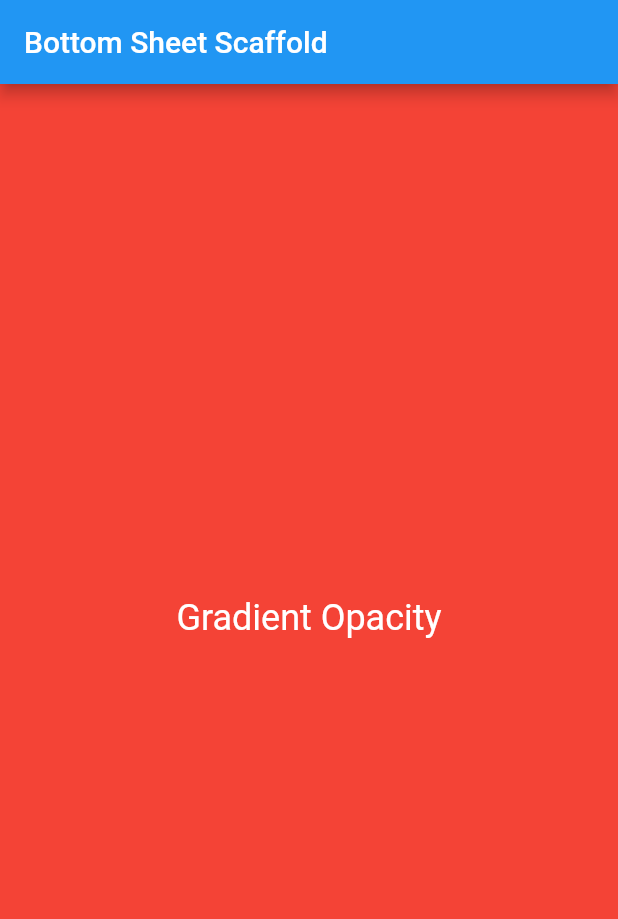
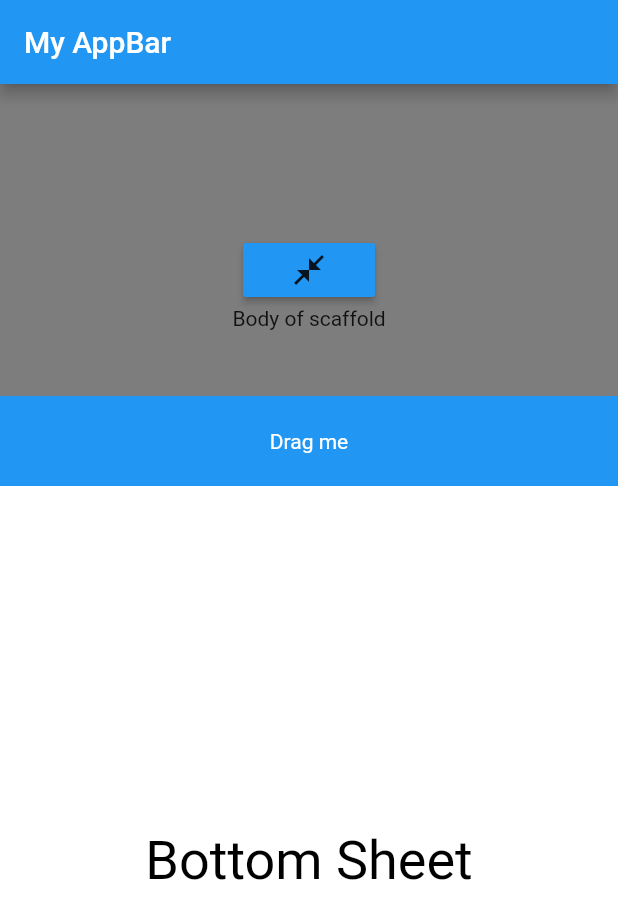
Before and after one commit to FlutterWay/bottom_sheet_scaffold, a Flutter app: the screen it shows after launch, after a tap on the "open in browser" icon, on a phone screen of 412 x 824 dp. Shown: the top 919 px of the screen. Run offline on Flutter 3.47's test engine with Material 2 defaults, Android fonts, the phone set to English and light mode, and no system bars; our stand-ins replace get.

Commit message:
First commit

```diff
--- a/example/lib/main.dart
+++ b/example/lib/main.dart
@@ -32,25 +32,26 @@ class _MyHomePageState extends State<MyHomePage> {
   @override
   Widget build(BuildContext context) {
     return BottomSheetScaffold(
-      draggableBody: true,
-      backgroundColor: Colors.white,
-
       bottomSheet: DraggableBottomSheet(
-        draggableBody: true,
-        gradientOpacity: true,
-        maxHeight: MediaQuery.of(context).size.height,
-        body: Container(
-          height: MediaQuery.of(context).size.height,
-          color: Colors.red,
+        body: const Center(
+            child: Text(
+          "Bottom Sheet",
+          style: TextStyle(fontSize: 36, color: Colors.black),
+        )),
+        header: Container(
+          height: 60,
+          color: Colors.blue,
           child: const Center(
               child: Text(
-            'Gradient Opacity',
-            style: TextStyle(fontSize: 24, color: Colors.white),
+            "Drag me",
+            style: TextStyle(color: Colors.white),
           )),
         ),
       ),
       appBar: AppBar(
-        title: const Text("Bottom Sheet Scaffold"),
+        title: const Text(
+          "My AppBar",
+        ),
       ),
       body: Center(
         child: Column(
@@ -78,7 +79,6 @@ class _MyHomePageState extends State<MyHomePage> {
             ),
             const Text(
               'Body of scaffold',
-              style: TextStyle(fontSize: 18),
             ),
           ],
         ),
--- a/lib/views/bottom_sheet.dart
+++ b/lib/views/bottom_sheet.dart
@@ -10,6 +10,8 @@ class DraggableBottomSheet extends StatelessWidget {
   final Widget body;
   final void Function()? onShow;
   final void Function()? onHide;
+  final double radius;
+  final Color? backgroundColor;
   DraggableBottomSheet(
       {super.key,
       this.maxHeight = 500,
@@ -19,7 +21,9 @@ class DraggableBottomSheet extends StatelessWidget {
       this.draggableBody = true,
       this.gradientOpacity = true,
       this.headerVisibilityOnTap = true,
+      this.backgroundColor = Colors.white,
       this.onHide,
+      this.radius = 15,
       this.onShow,
       required this.body}) {
     if (!GetInstance().isRegistered<BottomSheetController>()) {
@@ -43,16 +47,19 @@ class DraggableBottomSheet extends StatelessWidget {
                 DraggableArea(child: header ?? const SizedBox()),
               AnimatedOpacity(
                 duration: const Duration(milliseconds: 100),
-                opacity: !gradientOpacity
-                    ? 1
-                    : bottomSheetController.percentHeight,
+                opacity:
+                    !gradientOpacity ? 1 : bottomSheetController.percentHeight,
                 child: AnimatedContainer(
                   duration: const Duration(milliseconds: 100),
                   width: MediaQuery.of(context).size.width,
                   height: bottomSheetController.currentHeight,
-                  child: SingleChildScrollView(
-                    child: draggableBody ? DraggableArea(child: body) : body,
+                  decoration: BoxDecoration(
+                    color: backgroundColor,
+                    borderRadius: header == null
+                        ? BorderRadius.vertical(top: Radius.circular(radius))
+                        : null,
                   ),
+                  child: draggableBody ? DraggableArea(child: body) : body,
                 ),
               ),
             ],
--- a/lib/views/bottom_sheet_scaffold.dart
+++ b/lib/views/bottom_sheet_scaffold.dart
@@ -35,7 +35,7 @@ class BottomSheetScaffold extends StatelessWidget {
     this.endDrawerEnableOpenDragGesture = true,
     this.restorationId,
   });
-  final Color? barrierColor;
+  final Color barrierColor;
   final bool dismissOnClick;
   final bool draggableBody;
   final Widget? body;
@@ -65,7 +65,6 @@ class BottomSheetScaffold extends StatelessWidget {
 
   @override
   Widget build(BuildContext context) {
-    print(draggableBody);
     return WillPopScope(
       onWillPop: () async {
         if (BottomSheetPanel.isOpen) {
@@ -113,13 +112,13 @@ class BottomSheetScaffold extends StatelessWidget {
               onTap: dismissOnClick
                   ? Get.find<BottomSheetController>().close
                   : null,
-              child:
-                  GetBuilder<BottomSheetController>(builder: (controller) {
-                return Container(
+              child: GetBuilder<BottomSheetController>(builder: (controller) {
+                return AnimatedContainer(
+                    duration: Duration(milliseconds: 500),
                     width: double.infinity,
                     height: double.infinity,
                     color: BottomSheetPanel.isOpen
-                        ? barrierColor
+                        ? barrierColor.withOpacity(0.5)
                         : Colors.transparent,
                     child: body);
               }),
```
Also changed, not shown: 1 other file.
